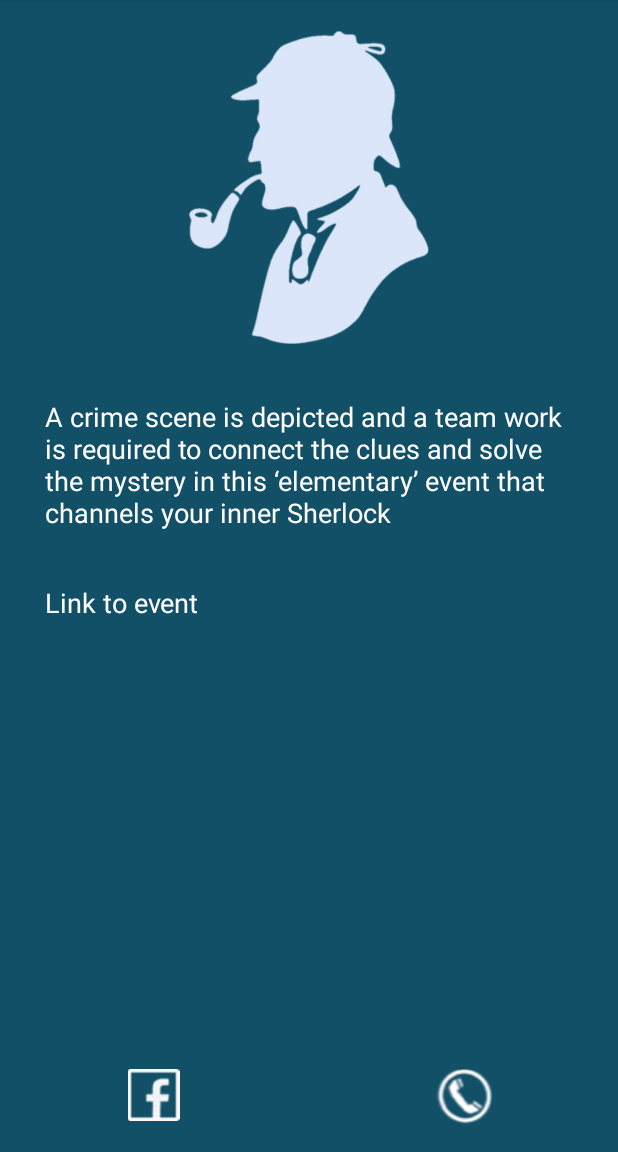
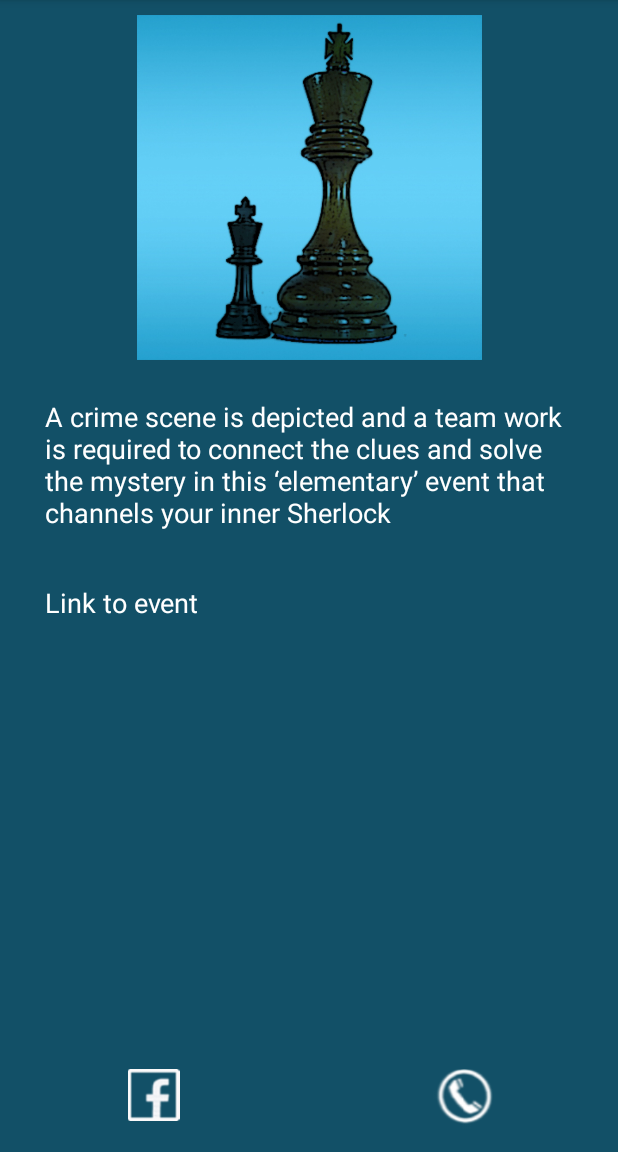
Before and after one commit to dungarpan/Offline-events, an Android app: the desc1 screen opened directly, with no data from a screen before it, on a phone screen of 412 x 824 dp, the part 84-1236 px from its top. Run offline under Robolectric (Android 15) with nearby library versions, the phone set to English and light mode, and no system bars.

Commit message:
minor change corrected

```diff
--- a/app/src/main/res/layout/activity_desc1.xml
+++ b/app/src/main/res/layout/activity_desc1.xml
@@ -21,7 +21,7 @@
             android:layout_width="wrap_content"
             android:layout_height="230dp"
             android:layout_margin="10dp"
-            app:srcCompat="@drawable/calloutsherlockdb" />
+            app:srcCompat="@drawable/clashoftitansdb" />
 
         <TextView
             android:id="@+id/textView"
```
